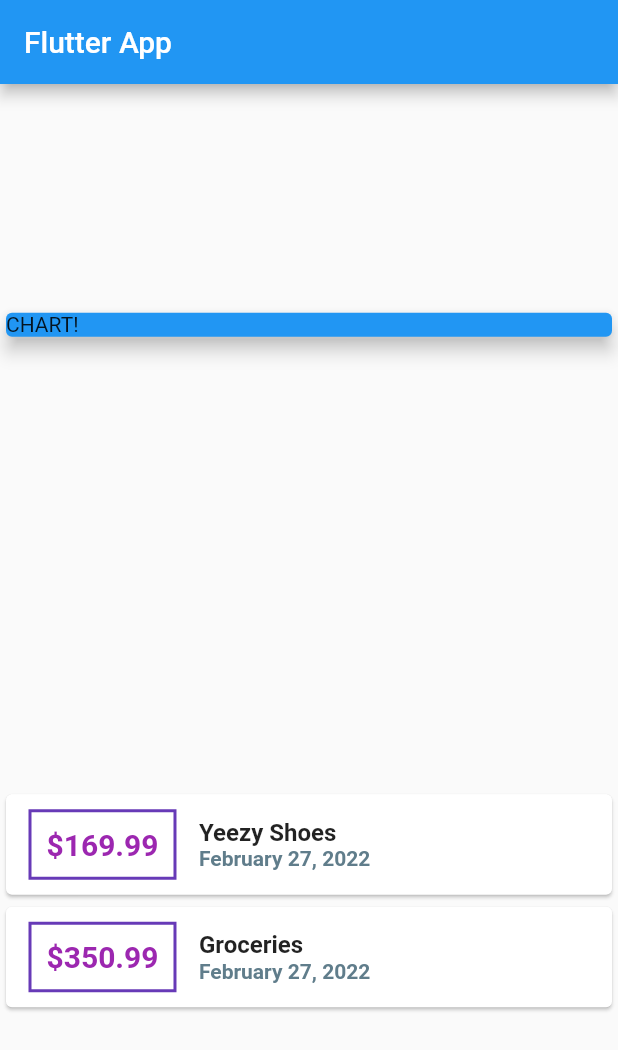
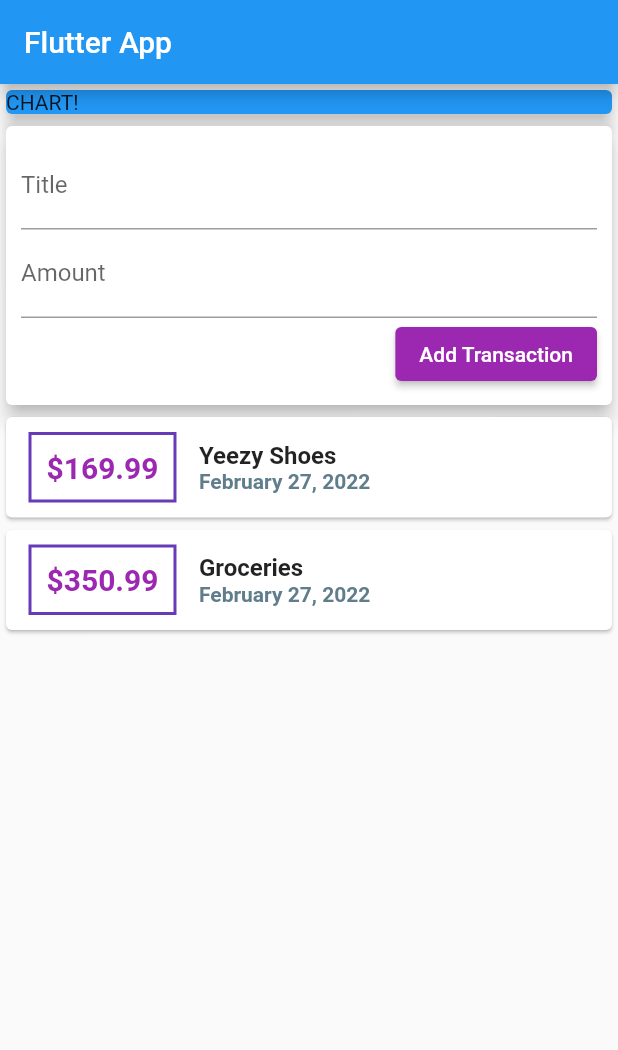
Before and after one commit to anaysoul/flutter_complete_guide, a Flutter app: the screen it shows after launch, on a phone screen of 412 x 824 dp. Shown: the top 1050 px of the screen. Run offline on Flutter 3.47's test engine with Material 2 defaults, Android fonts, the phone set to English and light mode, and no system bars.

Commit message:
adding text input widgets (TextField)

```diff
--- a/lib/main.dart
+++ b/lib/main.dart
@@ -30,7 +30,7 @@ class MyHomePage extends StatelessWidget {
           title: Text('Flutter App'),
         ),
         body: Column(
-            mainAxisAlignment: MainAxisAlignment.spaceAround,
+            // mainAxisAlignment: MainAxisAlignment.spaceAround,
             crossAxisAlignment: CrossAxisAlignment.center,
             children: <Widget>[
               Container(
@@ -41,6 +41,27 @@ class MyHomePage extends StatelessWidget {
                   elevation: 5,
                 ),
               ),
+              Card(
+                  elevation: 5,
+                  child: Container(
+                      padding: EdgeInsets.all(10),
+                      child: Column(
+                          crossAxisAlignment: CrossAxisAlignment.end,
+                          children: <Widget>[
+                            TextField(
+                              decoration: InputDecoration(labelText: 'Title'),
+                            ),
+                            TextField(
+                              decoration: InputDecoration(labelText: 'Amount'),
+                            ),
+                            ElevatedButton(
+                                onPressed: () {},
+                                style: ButtonStyle(
+                                    backgroundColor:
+                                        MaterialStateProperty.all<Color>(
+                                            Colors.purple)),
+                                child: Text('Add Transaction'))
+                          ]))),
               Column(
                 children: transactions.map((tx) {
                   return Card(
```
